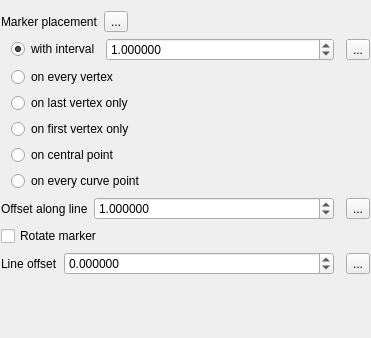
First picture: the form in src/ui/symbollayer/widget_markerline.ui, repository qgis/QGIS, before the edit.
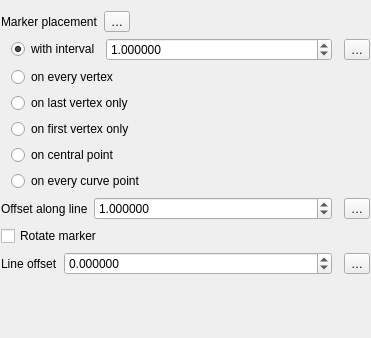
Second picture: the form after the edit. Custom widgets are drawn as their Qt base class.

```diff
--- a/src/ui/symbollayer/widget_markerline.ui
+++ b/src/ui/symbollayer/widget_markerline.ui
@@ -83,7 +83,7 @@
      <item>
       <widget class="QgsPropertyOverrideButton" name="mLineOffsetDDBtn">
        <property name="text">
-        <string>...</string>
+        <string>…</string>
        </property>
       </widget>
      </item>
@@ -143,7 +143,7 @@
      <item>
       <widget class="QgsPropertyOverrideButton" name="mOffsetAlongLineDDBtn">
        <property name="text">
-        <string>...</string>
+        <string>…</string>
        </property>
       </widget>
      </item>
@@ -170,7 +170,7 @@
      <item row="3" column="2">
       <widget class="QgsPropertyOverrideButton" name="mIntervalDDBtn">
        <property name="text">
-        <string>...</string>
+        <string>…</string>
        </property>
       </widget>
      </item>
@@ -282,7 +282,7 @@
    <item row="0" column="1">
     <widget class="QgsPropertyOverrideButton" name="mPlacementDDBtn">
      <property name="text">
-      <string>...</string>
+      <string>…</string>
      </property>
     </widget>
    </item>
```
